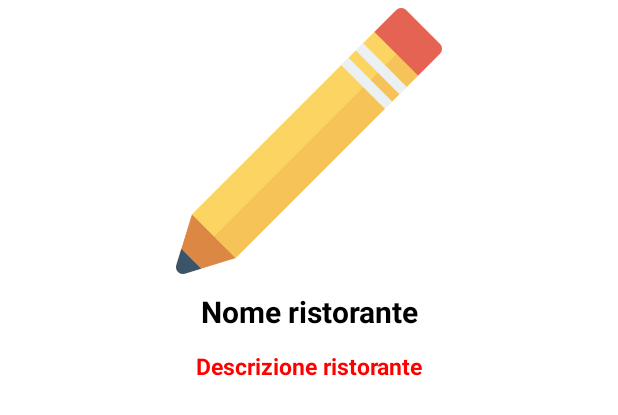
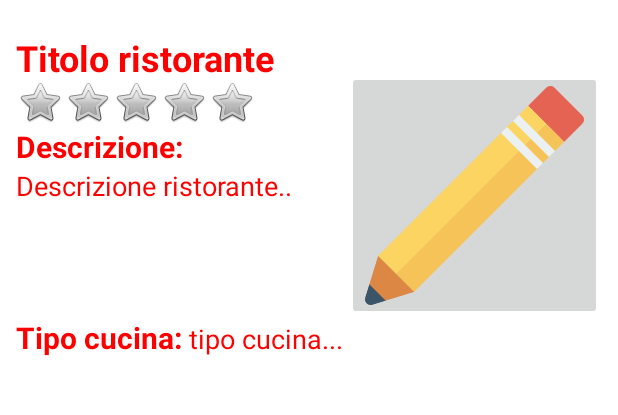
Before and after one commit to MattSona99/ProgettoProgrammazione, an Android app: the layout restaurant_card.xml on its own in the app's theme, with its tools: preview values and no code run, on a phone screen of 412 x 824 dp. Shown: the top 415 px of the screen. Run offline under Robolectric (Android 15) with nearby library versions, the phone set to English and light mode, and no system bars.

Commit message:
Update restaurant_card.xml

```diff
--- a/app/src/main/java/com/example/progettoprogrammazione/ristoratore/FragmentGestione.kt
+++ b/app/src/main/java/com/example/progettoprogrammazione/ristoratore/FragmentGestione.kt
@@ -40,7 +40,7 @@ class FragmentGestione : Fragment(), RestaurantClickListener, RestaurantUtils {
             ViewModelProvider(requireActivity())[RestaurantViewModel::class.java]
         resturantDataViewModel.arrayListRistorantiLiveData.observe(viewLifecycleOwner) {
             restArrayList = it
-            val layoutManager = GridLayoutManager(context, 2)
+            val layoutManager = GridLayoutManager(context, 1)
             binding.recycleViewRist.layoutManager = layoutManager
             adapter = RestaurantAdapter(it, this)
             binding.recycleViewRist.adapter = adapter
--- a/app/src/main/res/layout/restaurant_card.xml
+++ b/app/src/main/res/layout/restaurant_card.xml
@@ -23,48 +23,140 @@
         app:layout_constraintTop_toTopOf="parent"
         app:srcCompat="@drawable/white_button" />
 
-    <ImageView
-        android:id="@+id/copertina"
-        android:layout_width="0dp"
-        android:layout_height="0dp"
-        android:adjustViewBounds="true"
-        android:contentDescription="@string/copertina_desc"
-        android:src="@drawable/pencil"
-        app:layout_constraintBottom_toTopOf="@+id/nome_ristorante"
-        app:layout_constraintEnd_toEndOf="@+id/btncard"
-        app:layout_constraintStart_toStartOf="@+id/btncard"
-        app:layout_constraintTop_toTopOf="@+id/btncard" />
+    <LinearLayout
+        android:layout_width="match_parent"
+        android:layout_height="wrap_content"
+        android:orientation="vertical"
+        android:padding="5dp"
+        app:layout_constraintBottom_toBottomOf="parent"
+        app:layout_constraintTop_toTopOf="parent">
+
+        <LinearLayout
+            android:layout_width="match_parent"
+            android:layout_height="match_parent"
+            android:orientation="horizontal"
+            android:padding="5dp">
+
+            <LinearLayout
+                android:layout_width="wrap_content"
+                android:layout_height="wrap_content"
+                android:orientation="vertical">
 
                 <TextView
                     android:id="@+id/nome_ristorante"
+                    android:layout_width="200dp"
+                    android:layout_height="30dp"
+                    android:text="Titolo ristorante"
+                    android:textColor="@color/red"
+                    android:textSize="24dp"
+                    android:textStyle="bold" />
+
+                <LinearLayout
                     android:layout_width="wrap_content"
                     android:layout_height="wrap_content"
-        android:gravity="center"
-        android:lines="2"
-        android:text="@string/titolo_place_holder"
-        android:textColor="@color/black"
-        android:textSize="20sp"
-        android:textStyle="bold"
-        app:layout_constraintBottom_toTopOf="@+id/descrizione"
-        app:layout_constraintEnd_toEndOf="@+id/btncard"
-        app:layout_constraintStart_toStartOf="@+id/btncard" />
+                    android:orientation="horizontal">
+
+                    <ImageView
+                        android:layout_width="wrap_content"
+                        android:layout_height="wrap_content"
+                        app:srcCompat="@android:drawable/btn_star" />
+
+                    <ImageView
+                        android:layout_width="wrap_content"
+                        android:layout_height="wrap_content"
+                        app:srcCompat="@android:drawable/btn_star" />
+
+                    <ImageView
+                        android:layout_width="wrap_content"
+                        android:layout_height="wrap_content"
+                        app:srcCompat="@android:drawable/btn_star" />
+
+                    <ImageView
+                        android:layout_width="wrap_content"
+                        android:layout_height="wrap_content"
+                        app:srcCompat="@android:drawable/btn_star" />
+
+                    <ImageView
+                        android:layout_width="wrap_content"
+                        android:layout_height="wrap_content"
+                        app:srcCompat="@android:drawable/btn_star" />
+
+                </LinearLayout>
+
+                <LinearLayout
+                    android:layout_width="wrap_content"
+                    android:layout_height="wrap_content"
+                    android:orientation="horizontal">
+
+                    <LinearLayout
+                        android:layout_width="wrap_content"
+                        android:layout_height="wrap_content"
+                        android:orientation="vertical">
+
+                        <TextView
+                            android:layout_width="wrap_content"
+                            android:layout_height="wrap_content"
+                            android:text="Descrizione:"
+                            android:textColor="@color/red"
+                            android:textSize="20dp"
+                            android:textStyle="bold" />
 
                         <TextView
                             android:id="@+id/descrizione"
+                            android:layout_width="200dp"
+                            android:layout_height="100dp"
+                            android:text="Descrizione ristorante.."
+                            android:textColor="@color/red"
+                            android:textSize="18dp" />
+
+                        <LinearLayout
                             android:layout_width="wrap_content"
                             android:layout_height="wrap_content"
-        android:gravity="center"
-        android:text="Descrizione ristorante"
+                            android:orientation="horizontal">
+
+                            <TextView
+                                android:layout_width="wrap_content"
+                                android:layout_height="wrap_content"
+                                android:text="Tipo cucina: "
                                 android:textColor="@color/red"
-        android:textSize="15sp"
-        android:textStyle="bold"
-        app:layout_constraintBottom_toBottomOf="@+id/btncard"
-        app:layout_constraintEnd_toEndOf="@+id/btncard"
-        app:layout_constraintStart_toStartOf="@+id/btncard" />
+                                android:textSize="20dp"
+                                android:textStyle="bold" />
 
-    <!--
+                            <TextView
+                                android:layout_width="wrap_content"
+                                android:layout_height="wrap_content"
+                                android:text="tipo cucina..."
+                                android:textColor="@color/red"
+                                android:textSize="18dp" />
+
                         </LinearLayout>
 
-    </androidx.cardview.widget.CardView>
--->
+                    </LinearLayout>
+
+                </LinearLayout>
+
+            </LinearLayout>
+
+            <RelativeLayout
+                android:layout_width="match_parent"
+                android:layout_height="match_parent">
+
+                <ImageButton
+                    android:id="@+id/copertina"
+                    android:layout_width="wrap_content"
+                    android:layout_height="wrap_content"
+                    android:layout_alignParentRight="true"
+                    android:layout_centerVertical="true"
+                    android:adjustViewBounds="true"
+                    android:maxHeight="170dp"
+                    android:maxWidth="170dp"
+                    android:scaleType="centerCrop"
+                    android:contentDescription="@string/copertina_desc"
+                    android:src="@drawable/pencil" />
+            </RelativeLayout>
+
+        </LinearLayout>
+
+    </LinearLayout>
+
 </androidx.constraintlayout.widget.ConstraintLayout>
```
Lines whose indentation alone changed are shown as unchanged.
